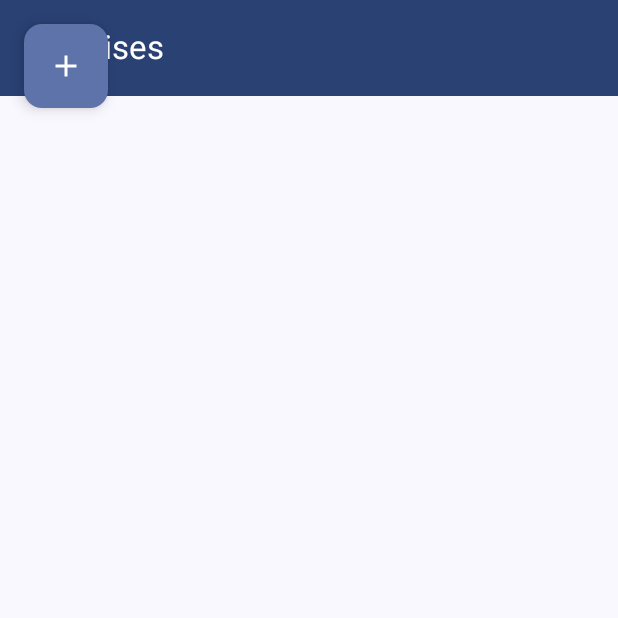
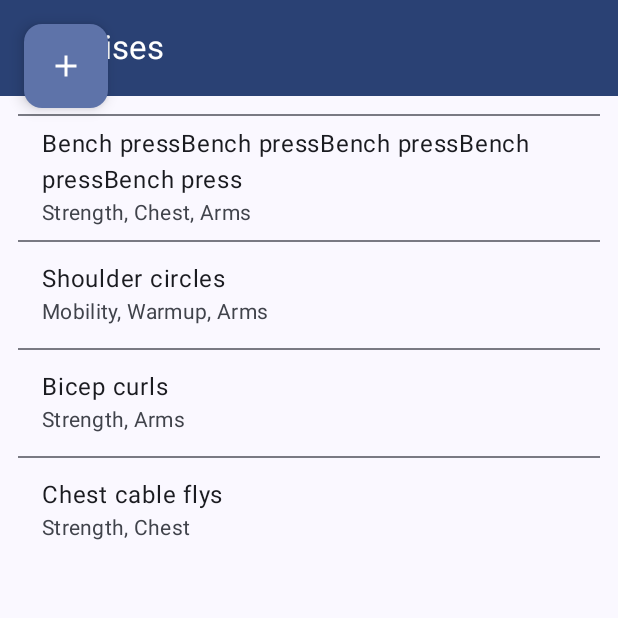
Before and after one commit to BradPatras/just-workout-android, an Android app built with Jetpack Compose: the composable ExerciseListContent shown on its own in the app's theme, on a phone screen of 412 x 824 dp, the top half of it. Run offline under Robolectric (Android 15) with nearby library versions, the phone set to English and light mode, and no system bars; libraries missing offline, so code that uses them is left out: com.ramcosta.composedestinations; 4 statements that could not run were skipped.

```diff
--- a/app/src/main/java/io/github/bradpatras/justworkout/ui/exercises/list/ExerciseListUiState.kt
+++ b/app/src/main/java/io/github/bradpatras/justworkout/ui/exercises/list/ExerciseListUiState.kt
@@ -1,7 +1,83 @@
 package io.github.bradpatras.justworkout.ui.exercises.list
 
 import io.github.bradpatras.justworkout.models.Exercise
+import io.github.bradpatras.justworkout.models.Tag
 
 data class ExerciseListUiState(
-    val exercises: List<Exercise> = emptyList()
+    val exercises: List<Exercise> = listOf(
+        Exercise(
+            description = "this is the description",
+            id = 0,
+            tags = listOf(
+                Tag(
+                    id = 0,
+                    title = "Strength"
+
+                ),
+                Tag(
+                    id = 0,
+                    title = "Chest"
+
+                ),
+                Tag(
+                    id = 0,
+                    title = "Arms"
+
+                )
+            ),
+            title = "Bench pressBench pressBench pressBench pressBench press"
+
+        ),
+        Exercise(
+            description = "this is the description",
+            id = 1,
+            tags = listOf(
+                Tag(
+                    id = 0,
+                    title = "Mobility"
+                ),
+                Tag(
+                    id = 0,
+                    title = "Warmup"
+
+                ),
+                Tag(
+                    id = 0,
+                    title = "Arms"
+                )
+            ),
+            title = "Shoulder circles"
+        ),
+        Exercise(
+            description = "this is the description",
+            id = 2,
+            tags = listOf(
+                Tag(
+                    id = 0,
+                    title = "Strength"
+                ),
+                Tag(
+                    id = 0,
+                    title = "Arms"
+                )
+            ),
+            title = "Bicep curls"
+
+        ),
+        Exercise(
+            description = "this is the description",
+            id = 3,
+            tags = listOf(
+                Tag(
+                    id = 0,
+                    title = "Strength"
+                ),
+                Tag(
+                    id = 0,
+                    title = "Chest"
+                )
+            ),
+            title = "Chest cable flys"
+        )
+    )
 )
```
Also changed, not shown: app/src/main/java/io/github/bradpatras/justworkout/ui/exercises/details/ExerciseDetailsScreen.kt (+29 -3 lines), app/src/main/java/io/github/bradpatras/justworkout/ui/exercises/list/ExerciseListScreen.kt (+28 -83 lines), app/src/main/java/io/github/bradpatras/justworkout/ui/workouts/list/WorkoutListScreen.kt (+1 -47 lines), app/src/main/java/io/github/bradpatras/justworkout/ui/workouts/list/WorkoutListUiState.kt (+47 -1 lines).
